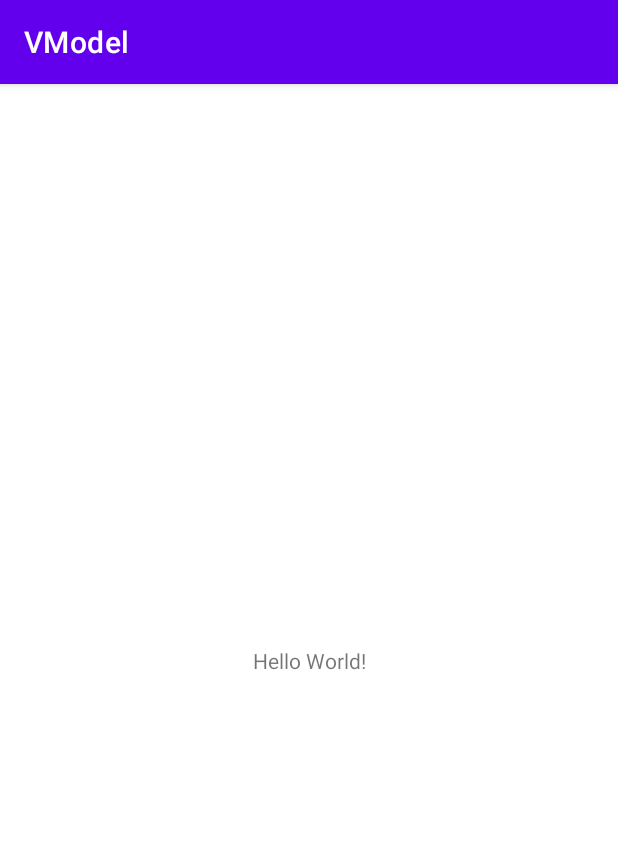
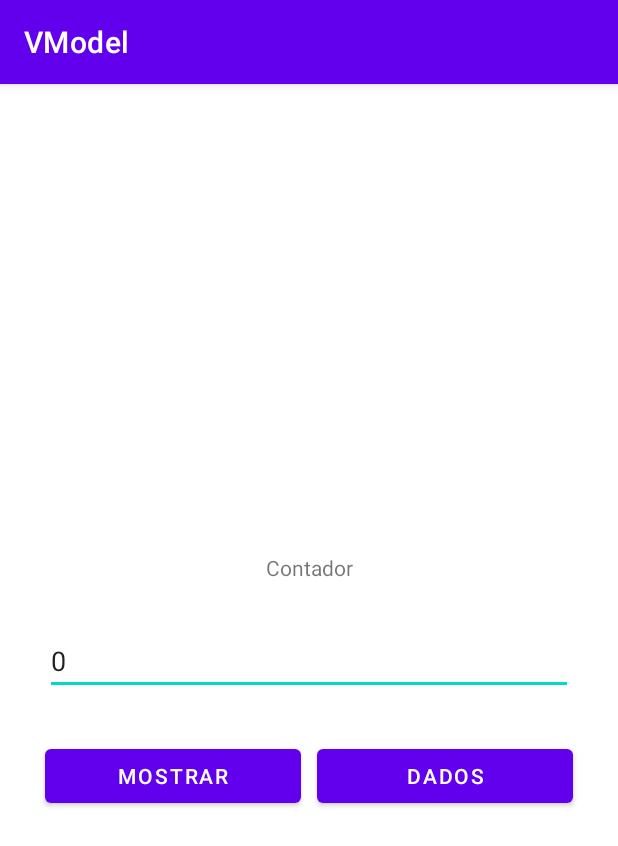
Before and after one commit to Limatucano/VModel, an Android app: the screen it shows after launch (MainActivity), on a phone screen of 412 x 824 dp. Shown: the top 846 px of the screen. Run offline under Robolectric (Android 15) with nearby library versions, the phone set to English and light mode, and no system bars.

Commit message:
regra de negocio junto com interface

```diff
--- a/app/src/main/java/correa/matheus/vmodel/MainActivity.kt
+++ b/app/src/main/java/correa/matheus/vmodel/MainActivity.kt
@@ -2,10 +2,47 @@ package correa.matheus.vmodel
 
 import androidx.appcompat.app.AppCompatActivity
 import android.os.Bundle
+import android.widget.Button
+import android.widget.EditText
+import android.widget.Toast
 
 class MainActivity : AppCompatActivity() {
+
+    lateinit var txtValor : EditText
+    lateinit var btnDados : Button
+    lateinit var btnMostrar : Button
+
+    var contador: Int = 0
+
     override fun onCreate(savedInstanceState: Bundle?) {
         super.onCreate(savedInstanceState)
         setContentView(R.layout.activity_main)
+        initDados()
+        initContador()
+        initClick()
+        validaContador()
+    }
+    fun validaContador(){
+        if(contador > 5){
+            contador = 0
+        }
+    }
+    fun initClick(){
+        btnDados.setOnClickListener {
+            contador++
+            validaContador()
+            initContador()
+        }
+        btnMostrar.setOnClickListener {
+            Toast.makeText(this,"Valor $contador", Toast.LENGTH_SHORT).show()
+        }
+    }
+    fun initContador(){
+        txtValor.setText(contador.toString())
+    }
+    fun initDados(){
+        txtValor = findViewById(R.id.valor)
+        btnDados = findViewById(R.id.dados)
+        btnMostrar = findViewById(R.id.mostrar)
     }
 }
--- a/app/src/main/res/layout/activity_main.xml
+++ b/app/src/main/res/layout/activity_main.xml
@@ -3,16 +3,63 @@
     xmlns:app="http://schemas.android.com/apk/res-auto"
     xmlns:tools="http://schemas.android.com/tools"
     android:layout_width="match_parent"
-    android:layout_height="match_parent"
-    tools:context=".MainActivity">
+    android:layout_height="wrap_content"
+    tools:context=".MainActivity"
+    android:layout_gravity="center_vertical">
 
     <TextView
-        android:layout_width="wrap_content"
+        android:id="@+id/titulo"
+        android:layout_width="0dp"
         android:layout_height="wrap_content"
-        android:text="Hello World!"
-        app:layout_constraintBottom_toBottomOf="parent"
+        android:layout_marginTop="30dp"
+        android:layout_marginStart="30dp"
+        android:layout_marginEnd="30dp"
+        android:text="@string/titulo"
+        android:textAlignment="center"
         app:layout_constraintLeft_toLeftOf="parent"
         app:layout_constraintRight_toRightOf="parent"
         app:layout_constraintTop_toTopOf="parent" />
 
+    <EditText
+        android:id="@+id/valor"
+        android:layout_width="0dp"
+        android:layout_height="wrap_content"
+        android:layout_marginTop="30dp"
+        app:layout_constraintEnd_toEndOf="@+id/titulo"
+        app:layout_constraintStart_toStartOf="@+id/titulo"
+        app:layout_constraintTop_toBottomOf="@+id/titulo"/>
+
+    <Button
+        android:id="@+id/dados"
+        android:layout_width="0dp"
+        android:layout_height="wrap_content"
+        android:layout_marginStart="5dp"
+        android:layout_marginTop="30dp"
+        android:text="Dados"
+        app:layout_constraintEnd_toEndOf="@id/valor"
+        app:layout_constraintStart_toStartOf="@+id/guideline"
+        app:layout_constraintTop_toBottomOf="@+id/valor" />
+
+    <androidx.constraintlayout.widget.Guideline
+        android:id="@+id/guideline"
+        android:layout_width="wrap_content"
+        android:layout_height="wrap_content"
+        android:orientation="vertical"
+        android:foregroundGravity="center"
+        app:layout_constraintEnd_toEndOf="parent"
+        app:layout_constraintGuide_percent="0.5"
+        app:layout_constraintStart_toStartOf="parent" />
+
+    <Button
+        android:id="@+id/mostrar"
+        android:layout_width="0dp"
+        android:layout_height="wrap_content"
+        android:layout_marginTop="30dp"
+        android:layout_marginEnd="5dp"
+        android:text="Mostrar"
+        app:layout_constraintEnd_toStartOf="@+id/guideline"
+        app:layout_constraintStart_toStartOf="@id/valor"
+        app:layout_constraintTop_toBottomOf="@+id/valor" />
+
+
 </androidx.constraintlayout.widget.ConstraintLayout>
--- a/app/src/main/res/values/strings.xml
+++ b/app/src/main/res/values/strings.xml
@@ -1,3 +1,4 @@
 <resources>
     <string name="app_name">VModel</string>
+    <string name="titulo">Contador</string>
 </resources>
```
